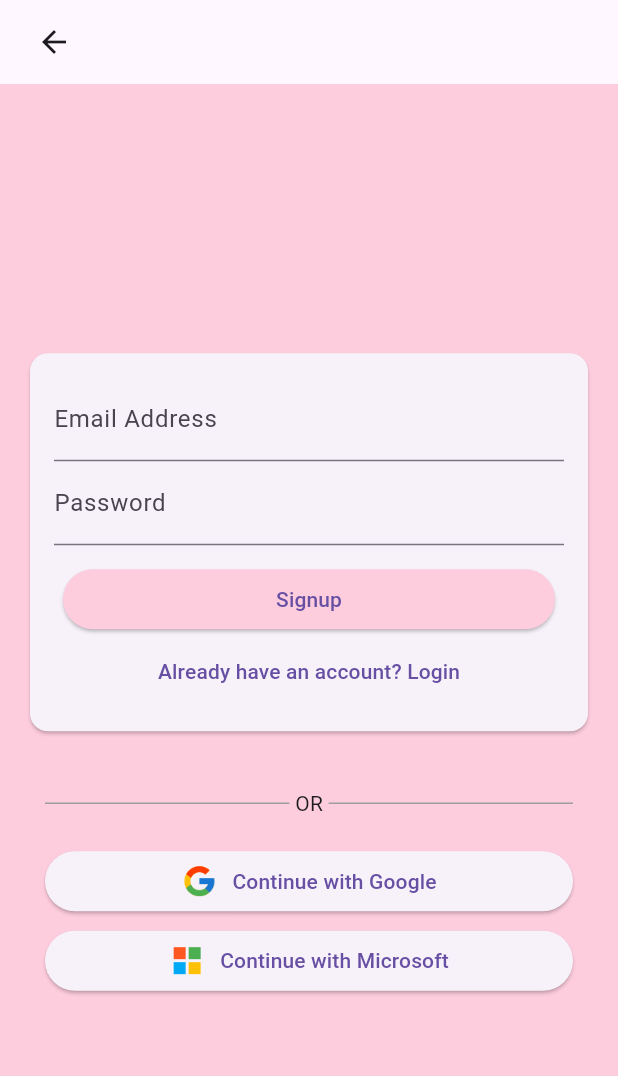
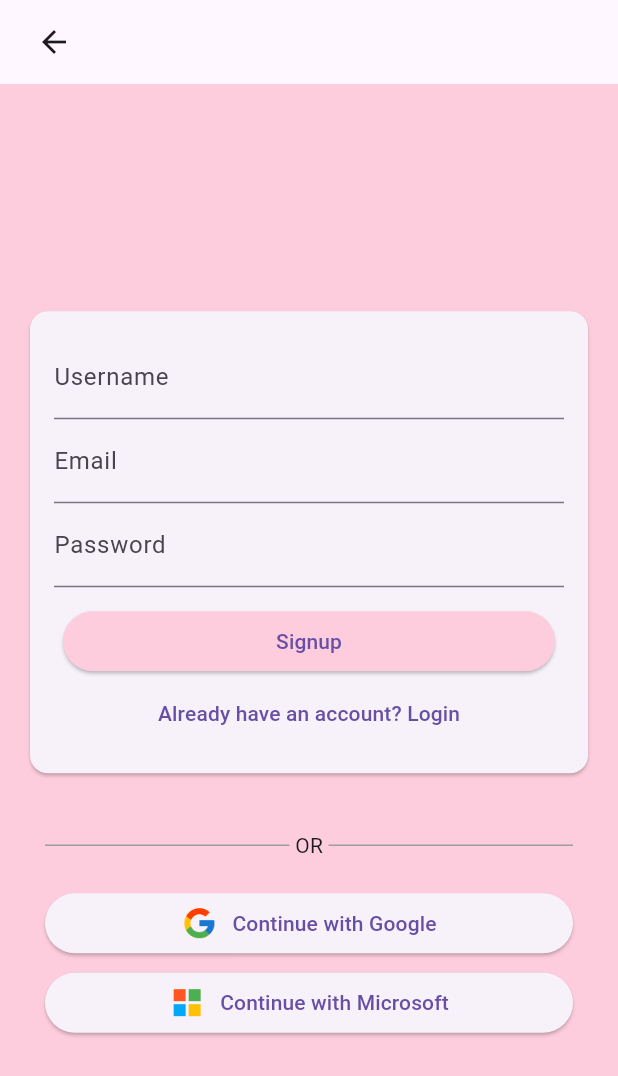
Before and after one commit to jiapanWei/voice_assistant, a Flutter app: the screen it shows after launch, after a tap on "Sign up", on a phone screen of 412 x 824 dp. Shown: the top 1076 px of the screen. Run offline on Flutter 3.47's test engine with Material 3 defaults, Android fonts, the phone set to English and light mode, and no system bars; our stand-ins replace firebase_auth, firebase_core, google_fonts, image_gallery_saver, loading_animation_widget, lottie and 1 more; missing offline and left inert: flutter_downloader, text_to_speech; accounts and stored records are empty; project files that could hold a hidden picture were left out.

Commit message:
Adds: show inputUsername on HomeScreen (but there is a bug when user login)

```diff
--- a/lib/main.dart
+++ b/lib/main.dart
@@ -32,7 +32,8 @@ class MyApp extends StatelessWidget {
         builder: (ctx, AsyncSnapshot<User?> snapshot) {
           if (snapshot.connectionState == ConnectionState.active) {
             if (snapshot.data != null) {
-              return HomeScreen();
+              return HomeScreen(
+                  inputUsername: snapshot.data!.displayName ?? 'there');
             }
             return LoginScreen();
           } else {
--- a/lib/screens/authentication.dart
+++ b/lib/screens/authentication.dart
@@ -9,7 +9,7 @@ final FirebaseAuth _firebaseAuth = FirebaseAuth.instance;
 class AuthScreen extends StatefulWidget {
   final bool isNewUser;
 
-  const AuthScreen({required this.isNewUser});
+  const AuthScreen({super.key, required this.isNewUser});
 
   @override
   State<AuthScreen> createState() {
@@ -21,6 +21,7 @@ class _AuthScreenState extends State<AuthScreen> {
   final GlobalKey<FormState> _formKey = GlobalKey<FormState>();
 
   late bool _isLogin;
+  String _inputUsername = '';
   String _inputEmail = '';
   String _inputPassword = '';
 
@@ -50,7 +51,10 @@ class _AuthScreenState extends State<AuthScreen> {
 
       if (userCredentials.user != null) {
         Navigator.of(context).pushReplacement(
-          MaterialPageRoute(builder: (context) => HomeScreen()),
+          MaterialPageRoute(
+              builder: (context) => HomeScreen(
+                    inputUsername: _inputUsername,
+                  )),
         );
       }
     } on FirebaseAuthException catch (error) {
@@ -71,9 +75,9 @@ class _AuthScreenState extends State<AuthScreen> {
     return Scaffold(
       appBar: AppBar(
         leading: Padding(
-          padding: EdgeInsets.only(left: 16.0),
+          padding: const EdgeInsets.only(left: 16.0),
           child: IconButton(
-            icon: Icon(Icons.arrow_back),
+            icon: const Icon(Icons.arrow_back),
             onPressed: () {
               Navigator.push(
                 context,
@@ -83,7 +87,7 @@ class _AuthScreenState extends State<AuthScreen> {
           ),
         ),
       ),
-      backgroundColor: Color.fromARGB(255, 254, 205, 221),
+      backgroundColor: const Color.fromARGB(255, 254, 205, 221),
       body: Center(
         child: SingleChildScrollView(
           child: Column(
@@ -99,9 +103,23 @@ class _AuthScreenState extends State<AuthScreen> {
                       child: Column(
                         mainAxisSize: MainAxisSize.min,
                         children: [
+                          if (!_isLogin) // Add this line
+                            TextFormField(
+                              decoration:
+                                  const InputDecoration(labelText: 'Username'),
+                              validator: (value) {
+                                if (value == null || value.trim().isEmpty) {
+                                  return 'Please enter a username.';
+                                }
+                                return null;
+                              },
+                              onSaved: (value) {
+                                _inputUsername = value!;
+                              },
+                            ),
                           TextFormField(
-                            decoration: const InputDecoration(
-                                labelText: 'Email Address'),
+                            decoration:
+                                const InputDecoration(labelText: 'Email'),
                             keyboardType: TextInputType.emailAddress,
                             autocorrect: false,
                             textCapitalization: TextCapitalization.none,
@@ -111,7 +129,6 @@ class _AuthScreenState extends State<AuthScreen> {
                                   !value.contains('@')) {
                                 return 'Please enter a valid email address.';
                               }
-
                               return null;
                             },
                             onSaved: (value) {
```
Also changed, not shown: lib/screens/main_screen.dart (+31 -23 lines).
